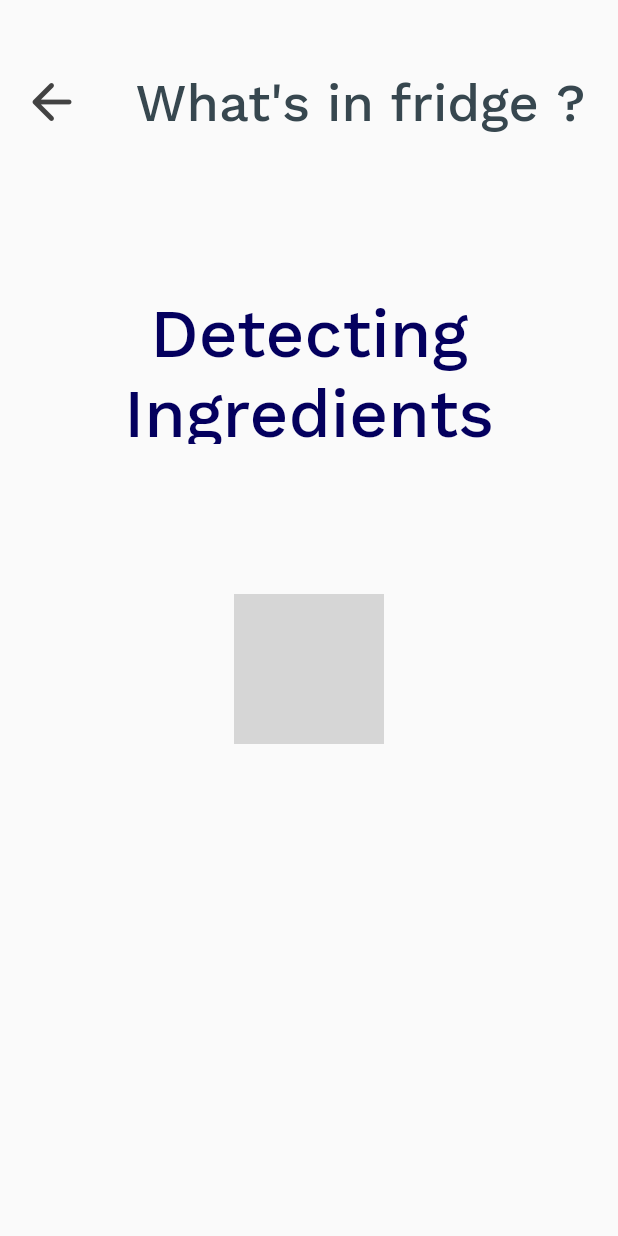
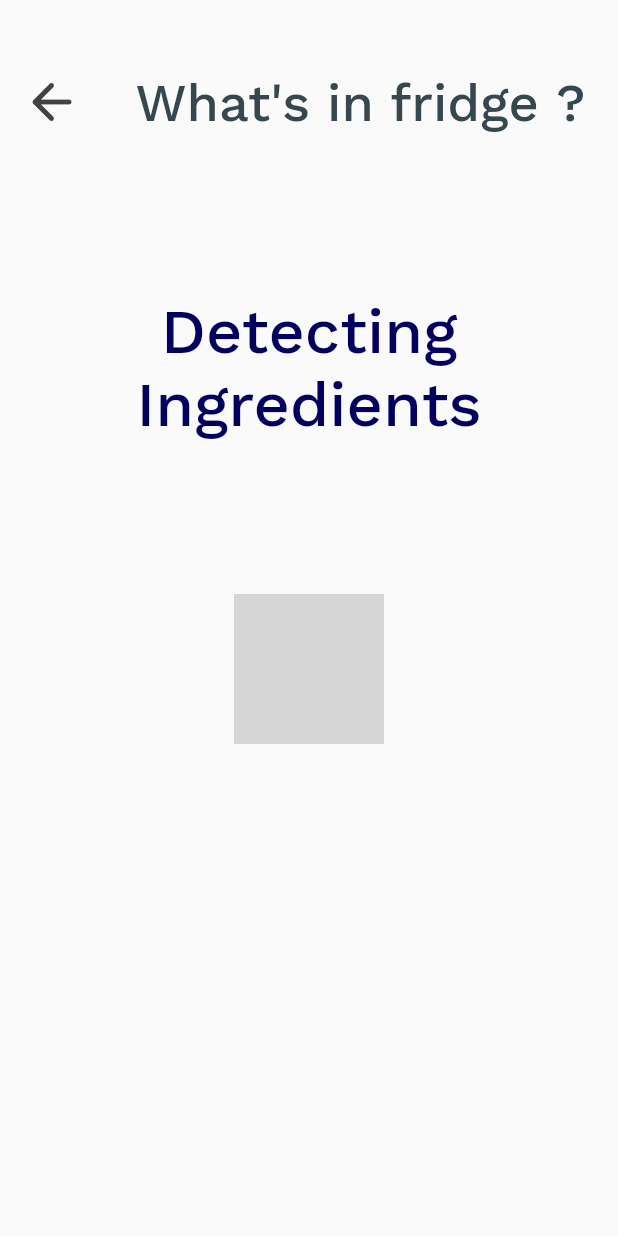
Before and after one commit to RecipeRecommendation/de-app, a Flutter app: the IngredientsPage screen opened directly, on a phone screen of 412 x 824 dp. Run offline on Flutter 3.47's test engine with Material 2 defaults, Android fonts, the phone set to English and light mode, and no system bars; drawn by our look-alikes of animated_text_kit; missing offline and left inert: loading_animations; network calls fail; grey boxes are pictures that could not be loaded.

Commit message:
fixed scrolling issues

```diff
--- a/lib/homePage.dart
+++ b/lib/homePage.dart
@@ -37,7 +37,8 @@ class _HomePageState extends State<HomePage> {
     final animationWidth = MediaQuery.of(context).size.width;
     return Scaffold(
       backgroundColor: Colors.grey.shade100,
-        body: Column(
+        body: SingleChildScrollView(
+          child: Column(
             mainAxisSize: MainAxisSize.min,
             children: [
               SizedBox(
@@ -121,6 +122,7 @@ class _HomePageState extends State<HomePage> {
                 ),
               ),
             ],
+          ),
         )
 
     );
--- a/lib/ingredientsPage.dart
+++ b/lib/ingredientsPage.dart
@@ -139,7 +139,7 @@ class _IngredientsPageState extends State<IngredientsPage> {
                 FadeAnimatedText(
                   'Detecting Ingredients',
                   textStyle: const TextStyle(
-                    fontSize: 45.0,
+                    fontSize: 42.0,
                   ),
                   textAlign: TextAlign.center,
                   duration: const Duration(milliseconds: 1500),
```
Lines whose indentation alone changed are shown as unchanged.
